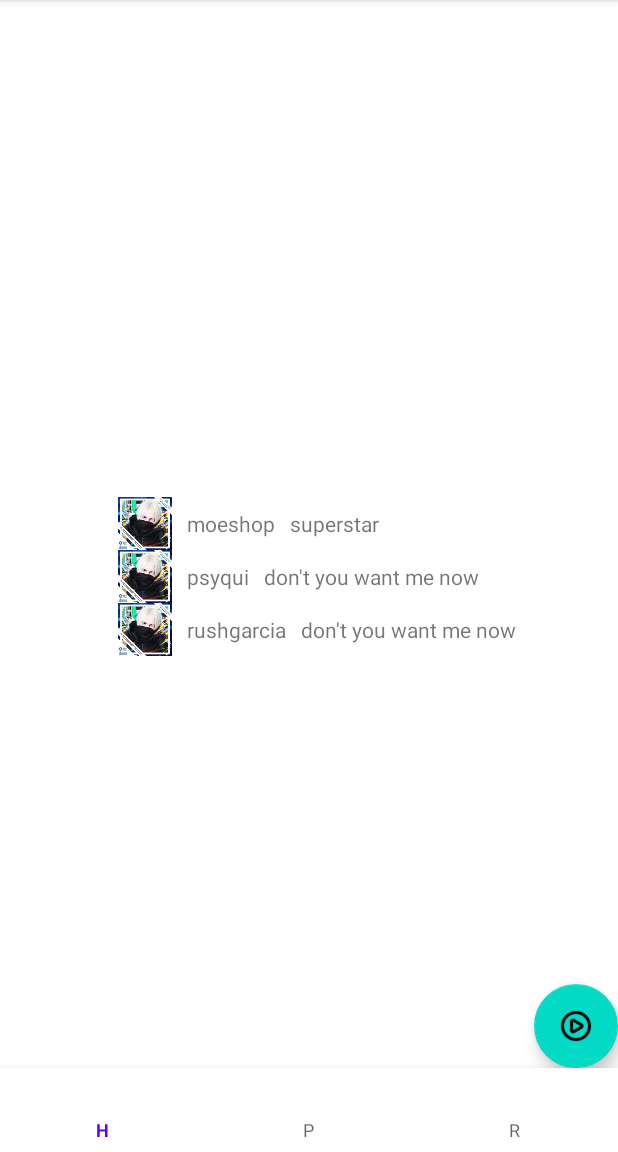
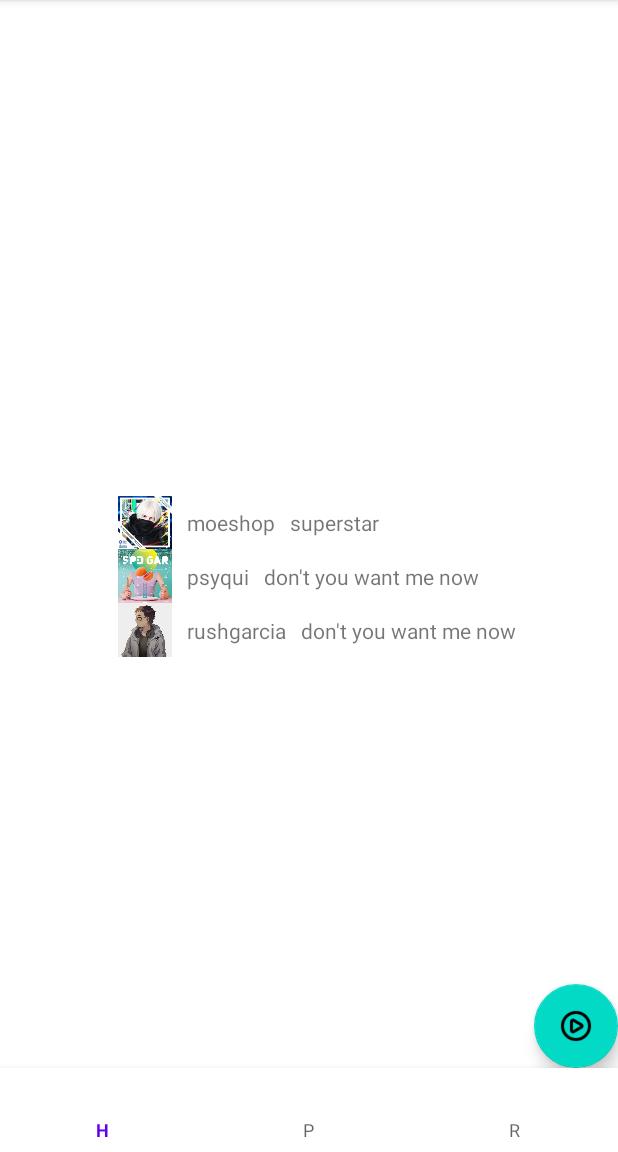
Before and after one commit to Exteal/R-Music, an Android app: the screen it shows after launch (MainActivity), on a phone screen of 412 x 824 dp, the part 84-1236 px from its top. Run offline under Robolectric (Android 15) with nearby library versions, the phone set to English and light mode, and no system bars.

Commit message:
Select music from list + highlight

```diff
--- a/app/src/main/AndroidManifest.xml
+++ b/app/src/main/AndroidManifest.xml
@@ -4,7 +4,6 @@
 
     <application
         android:allowBackup="true"
-        android:usesCleartextTraffic="true"
         android:dataExtractionRules="@xml/data_extraction_rules"
         android:fullBackupContent="@xml/backup_rules"
         android:icon="@mipmap/ic_launcher"
--- a/app/src/main/java/com/example/kotlinapp/Music.kt
+++ b/app/src/main/java/com/example/kotlinapp/Music.kt
@@ -1,3 +1,16 @@
 package com.example.kotlinapp
 
-data class Music(val artist : String, val name : String, val image : Int, val tags: List<Tag>)
+import androidx.annotation.DrawableRes
+
+data class Music(val artist : String,
+                 val name : String,
+                 @DrawableRes val image : Int,
+                 val tags: List<Tag>)
+
+fun Music.getImage () : Int =
+    when(this.image) {
+               1 -> R.drawable.moeshop
+               2-> R.drawable.psyqui
+               3-> R.drawable.rushgarcia
+        else -> {throw java.lang.IllegalArgumentException()}
+    }
--- a/app/src/main/java/com/example/kotlinapp/MusicAdapter.kt
+++ b/app/src/main/java/com/example/kotlinapp/MusicAdapter.kt
@@ -1,29 +1,26 @@
 package com.example.kotlinapp
 
-import android.graphics.drawable.Drawable
-import android.net.Uri
-import android.util.Log
+import android.graphics.Color
+
 import android.view.LayoutInflater
 import android.view.View
 import android.view.ViewGroup
 import android.widget.ImageView
 import android.widget.TextView
-import androidx.core.net.toUri
 import androidx.recyclerview.widget.RecyclerView
-import java.io.File
-
-class MusicAdapter(private val dataSet: List<Music>) :
-    RecyclerView.Adapter<MusicAdapter.ViewHolder>() {
+var selectedMusicPos : Int? = null
+class MusicAdapter(private val dataSet: List<Music>) : RecyclerView.Adapter<MusicAdapter.ViewHolder>() {
 
     /**
      * Provide a reference to the type of views that you are using
      * (custom ViewHolder)
      */
-    class ViewHolder(view: View) : RecyclerView.ViewHolder(view) {
+        class ViewHolder(view: View) :
+            RecyclerView.ViewHolder(view) {
+
             private val musicImage: ImageView
             private val musicName: TextView
             private val musicArtist: TextView
-        var selectedMusic : Music? = null
 
             init {
                 // Define click listener for the ViewHolder's View
@@ -32,19 +29,22 @@ class MusicAdapter(private val dataSet: List<Music>) :
                 musicImage= view.findViewById(R.id.musicImage)
             }
 
+
             fun bind(music: Music) {
-            selectedMusic = music
-            /*when(music.image) {
-                1 -> musicImage.setImageResource(R.drawable.moeshop)
-                2-> musicImage.setImageResource(R.drawable.psyqui)
-                3-> musicImage.setImageResource(R.drawable.rushgarcia)
-            }*/
-
-            Log.d("IAMGE", "res/drawable/${music.artist}.jpg")
-            //musicImage.setImageURI(Uri.fromFile(File("C:\\Users\\rh4\\AndroidStudioProjects\\KotlinApp\\app\\src\\main\\res\\drawable\\${music.artist}.jpg")))
+                musicImage.setImageResource(music.getImage())
                 musicName.text = music.name
                 musicArtist.text = music.artist
             }
+
+            fun changeColor(pos: Int) {
+                if (selectedMusicPos == pos) {
+                    itemView.setBackgroundColor(Color.MAGENTA)
+                }
+                else {
+                    itemView.setBackgroundColor(Color.WHITE)
+                }
+            }
+
         }
 
     // Create new views (invoked by the layout manager)
@@ -60,9 +60,30 @@ class MusicAdapter(private val dataSet: List<Music>) :
     override fun onBindViewHolder(viewHolder: ViewHolder, position: Int) {
         // Get element from your dataset at this position and replace the
         // contents of the view with that element
+
         val music = dataSet[position]
         viewHolder.bind(music)
+        viewHolder.changeColor(position)
+
+        viewHolder.itemView.setOnClickListener {
+
+            val pos = selectedMusicPos
+            if(position == selectedMusicPos) {
+                selectedMusicPos = null
             }
+            else {
+                selectedMusicPos = position
+                if (pos != null) {
+                    notifyItemChanged(pos)
+                }
+            }
+            notifyItemChanged(position)
+        }
+    }
+
+    /*unhilight() {
+
+    }*/
 
     // Return the size of your dataset (invoked by the layout manager)
     override fun getItemCount() = dataSet.size
```
Lines whose indentation alone changed are shown as unchanged.
